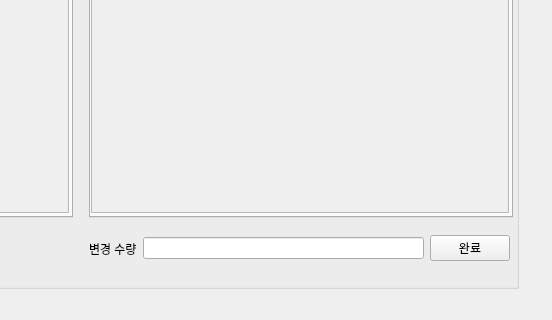
Above: ui/1.ui from johnnyapu15/IDB before the change; both pictures show x 411 to 963 and y 342 to 662 of the 963 by 662 pixel window. Below: the same form after it.
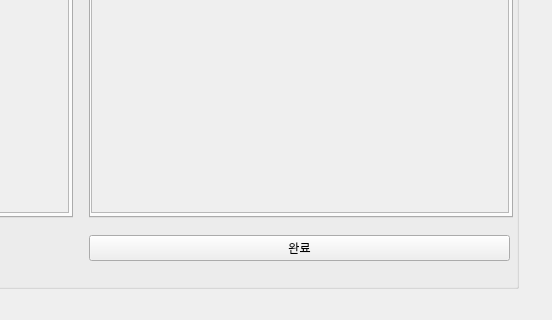
That is the form after the change. The open tabs and pages were chosen to show the change.

Diff of the .ui file:
```diff
--- a/ui/1.ui
+++ b/ui/1.ui
@@ -1007,7 +1007,7 @@
              <x>0</x>
              <y>0</y>
              <width>421</width>
-             <height>271</height>
+             <height>261</height>
             </rect>
            </property>
            <layout class="QGridLayout" name="gridLayout_13"/>
@@ -1059,7 +1059,7 @@
              <x>0</x>
              <y>0</y>
              <width>421</width>
-             <height>271</height>
+             <height>261</height>
             </rect>
            </property>
            <layout class="QGridLayout" name="gridLayout_14"/>
@@ -1078,31 +1078,6 @@
         </rect>
        </property>
        <layout class="QHBoxLayout" name="horizontalLayout_40">
-        <item>
-         <layout class="QVBoxLayout" name="verticalLayout_6">
-          <item>
-           <widget class="QLabel" name="label_17">
-            <property name="enabled">
-             <bool>true</bool>
-            </property>
-            <property name="text">
-             <string>변경 수량</string>
-            </property>
-           </widget>
-          </item>
-         </layout>
-        </item>
-        <item>
-         <layout class="QVBoxLayout" name="verticalLayout_8">
-          <item>
-           <widget class="QLineEdit" name="lineEdit_8">
-            <property name="alignment">
-             <set>Qt::AlignRight|Qt::AlignTrailing|Qt::AlignVCenter</set>
-            </property>
-           </widget>
-          </item>
-         </layout>
-        </item>
         <item>
          <widget class="QPushButton" name="pushButton_47">
           <property name="text">
```
Left out of the diff: 24 changed lines with no effect on the pictures.
